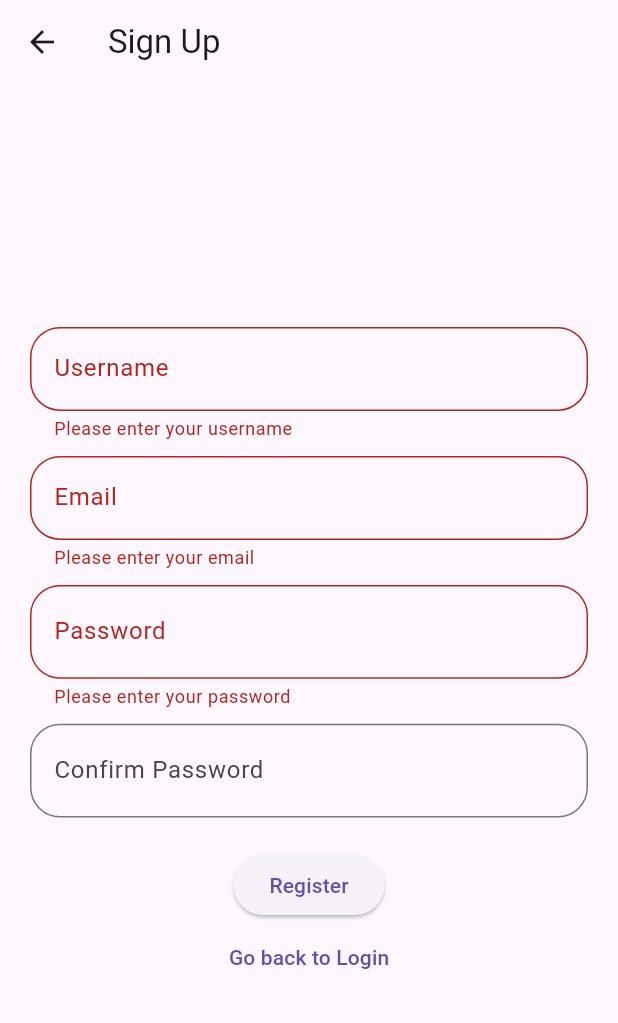
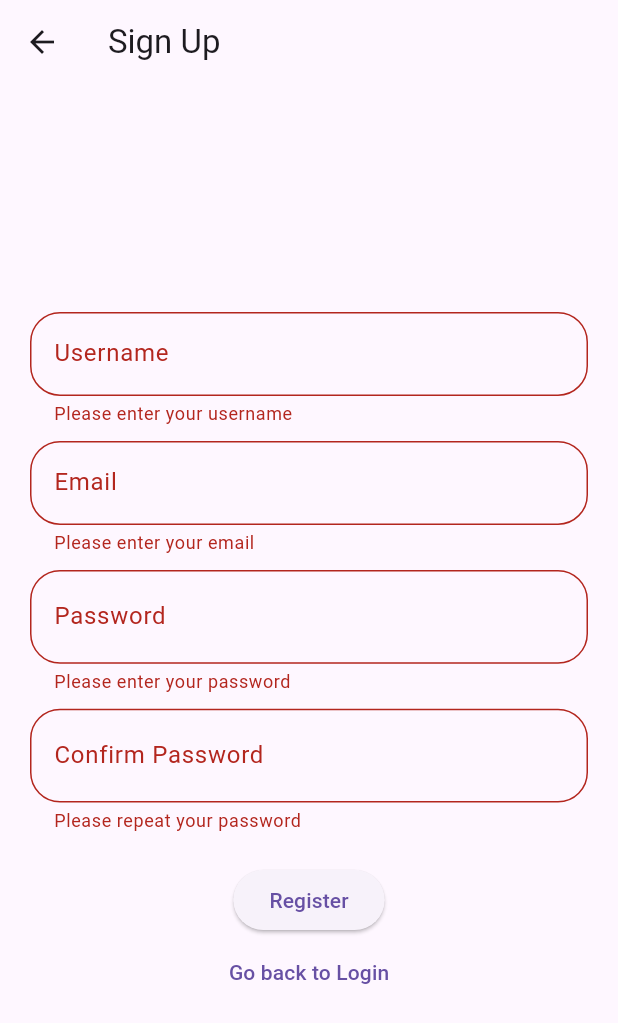
Before and after one commit to QHanif/case_study_2, a Flutter app: the RegisterPage screen opened by its route, after a tap on "Register", on a phone screen of 412 x 824 dp. Shown: the top 1023 px of the screen. Run offline on Flutter 3.47's test engine with Material 3 defaults, Android fonts, the light colour scheme and no system bars; our stand-ins replace firebase_auth, firebase_core; accounts and stored records are empty.

Commit message:
validator for repeat password function

```diff
--- a/lib/pages/registerscreen.dart
+++ b/lib/pages/registerscreen.dart
@@ -124,7 +124,10 @@ class _RegisterPageState extends State<RegisterPage> {
               TextFormField(
                 controller: _controllerConfirmPassword,
                 obscureText: _isHiddenPassword,
-                // validator: validator.validateRepeatPassword(value, _controllerPassword),
+                validator: (value) {
+                  return validator.validateRepeatPassword(
+                      value, _controllerPassword.text);
+                },
                 decoration: InputDecoration(
                   labelText: 'Confirm Password',
                   suffix: InkWell(
```
